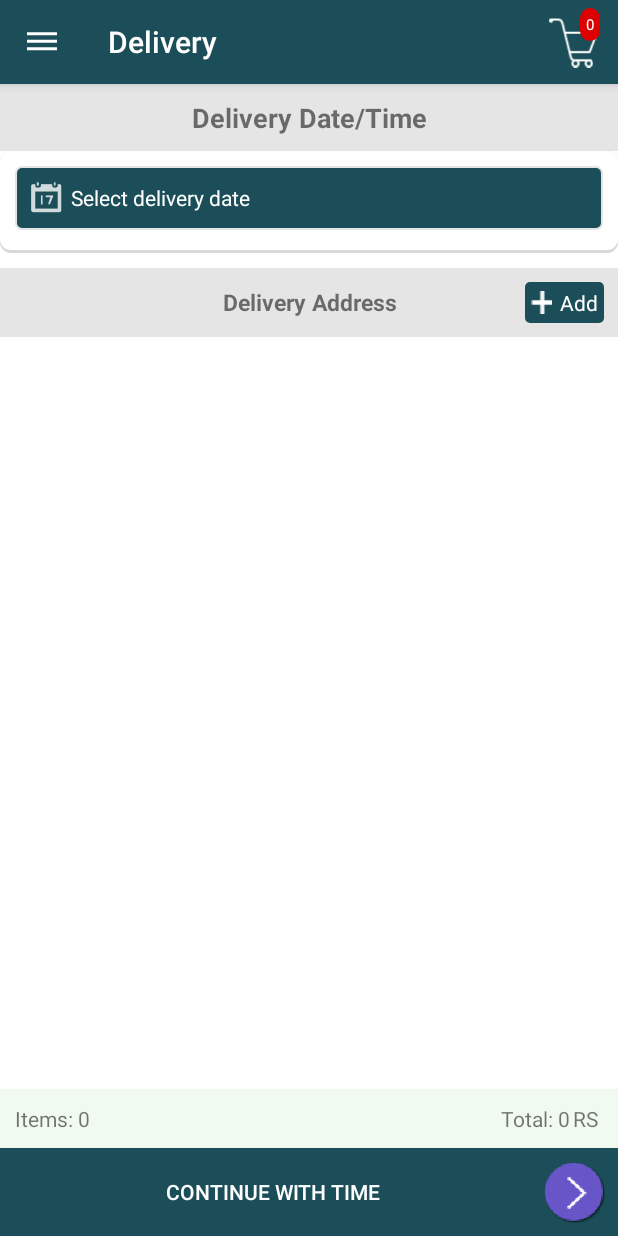
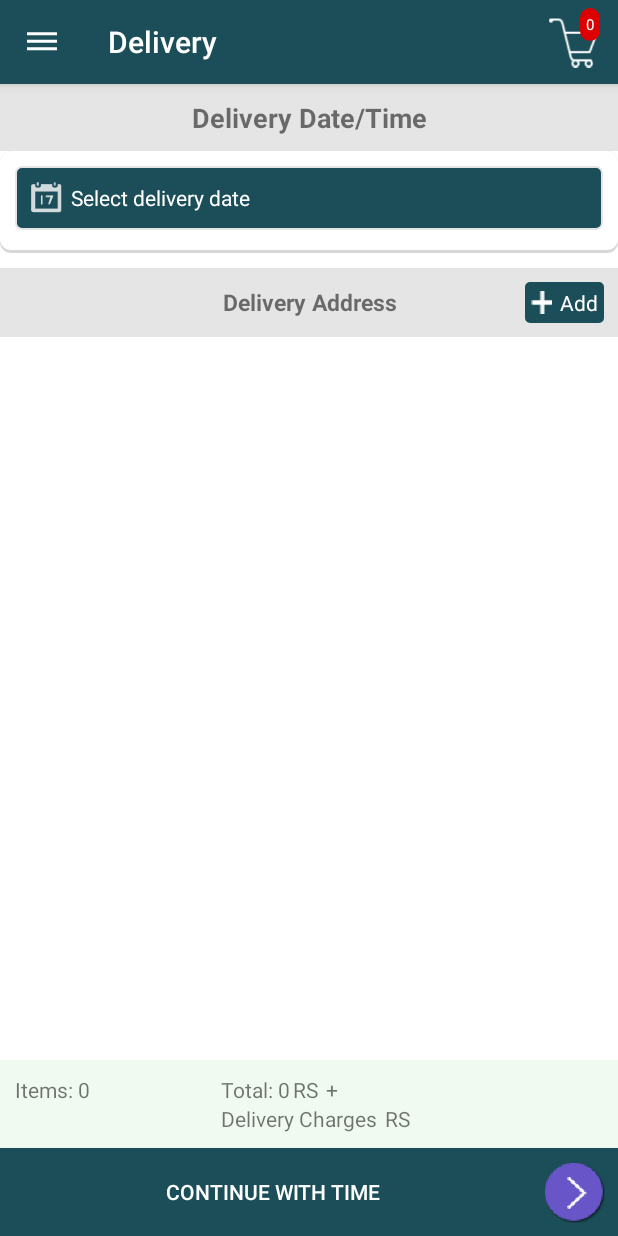
Before and after one commit to NothingbutPro/Aryan_Grocery_Store-master, an Android app: the fragment Delivery_fragment placed in its activity, on a phone screen of 412 x 824 dp. Run offline under Robolectric (Android 15) with nearby library versions, the phone set to English and light mode, and no system bars; our stand-ins replace Volley; libraries missing offline, so code that uses them is left out: com.daimajia.slider, com.daimajia.swipe; network calls fail; pictures from the network do not load; 5 statements that could not run were skipped.

Commit message:
before ista

```diff
--- a/app/src/main/java/com/aryanonline/Adapter/Cart_adapter.java
+++ b/app/src/main/java/com/aryanonline/Adapter/Cart_adapter.java
@@ -77,8 +77,7 @@ public class Cart_adapter extends RecyclerView.Adapter<Cart_adapter.ProductHolde
                 .into(holder.iv_logo);
         Log.e("map has adapter" ,""+ map.get("cloth_size"));
         holder.tv_title.setText(map.get("product_name"));
-        holder.tv_price.setText(map.get("unit_value") + " " +
-                map.get("unit") +" "+activity.getResources().getString(R.string.currency)+" "+ map.get("price"));
+        holder.tv_price.setText(activity.getResources().getString(R.string.currency)+" "+ map.get("price"));
         holder.tv_contetiy.setText(map.get("qty"));
 
         Double items = Double.parseDouble(dbHandler.getInCartItemQty(map.get("product_id")));
--- a/app/src/main/java/com/aryanonline/Adapter/Delivery_get_address_adapter.java
+++ b/app/src/main/java/com/aryanonline/Adapter/Delivery_get_address_adapter.java
@@ -156,7 +156,7 @@ public class Delivery_get_address_adapter extends RecyclerSwipeAdapter<Delivery_
        // holder.tv_address.setText(mList.getSocity_name());
         holder.tv_phone.setText(mList.getReceiver_mobile());
         holder.tv_name.setText(mList.getReceiver_name());
-        holder.tv_charges.setText(mList.getDelivery_charge());
+       // holder.tv_charges.setText(mList.getDelivery_charge());
         holder.tv_adres_deliver.setText(mList.getHouse_no());
 
         holder.rb_select.setChecked(mList.getIscheckd());
--- a/app/src/main/java/com/aryanonline/Fragment/Delivery_fragment.java
+++ b/app/src/main/java/com/aryanonline/Fragment/Delivery_fragment.java
@@ -64,7 +64,7 @@ public class Delivery_fragment extends Fragment implements View.OnClickListener
     TextView tv_guestuser, tv_guestmobile;
     String Guestuser, Guestmobile;
 
-    private TextView tv_afternoon, tv_morning, tv_total, tv_item, tv_socity;
+    private TextView tv_afternoon, tv_morning, tv_total, tv_item, tv_socity,ttldelchr;
     private TextView tv_date, tv_time, tv_add_address;
     private EditText et_address;
     private Button btn_checkout;
@@ -83,6 +83,8 @@ public class Delivery_fragment extends Fragment implements View.OnClickListener
     private String getdate = "";
 
     private String deli_charges;
+    private String totdeli_charges;
+    List<Integer> deli_chargesList = new ArrayList<>();
     private String getlocation_id;
     private String getpin;
     private String gethouse;
@@ -125,6 +127,7 @@ public class Delivery_fragment extends Fragment implements View.OnClickListener
 
         tv_date = (TextView) view.findViewById(R.id.tv_deli_date);
         tv_time = (TextView) view.findViewById(R.id.tv_deli_fromtime);
+        ttldelchr = (TextView) view.findViewById(R.id.ttldelchr);
         tv_add_address = (TextView) view.findViewById(R.id.tv_deli_add_address);
         tv_total = (TextView) view.findViewById(R.id.tv_deli_total);
         tv_item = (TextView) view.findViewById(R.id.tv_deli_item);
@@ -136,6 +139,10 @@ public class Delivery_fragment extends Fragment implements View.OnClickListener
 
 
         db_cart = new DatabaseHandler(getActivity());
+
+
+            totdeli_charges = db_cart.getCartDelCharge();
+        Log.e("totdeli_charges " ,""+totdeli_charges);
         tv_total.setText("" + db_cart.getTotalAmount());
         tv_item.setText("" + db_cart.getCartCount());
 
@@ -419,9 +426,11 @@ public class Delivery_fragment extends Fragment implements View.OnClickListener
                 deli_charges = intent.getStringExtra("charge");
                 //Toast.makeText(getActivity(), deli_charges, Toast.LENGTH_SHORT).show();
 
-                Double total = Double.parseDouble(db_cart.getTotalAmount()) + Integer.parseInt(deli_charges);
+                Double total = Double.parseDouble(db_cart.getTotalAmount()) + Integer.parseInt(totdeli_charges);
 
-                tv_total.setText("" + db_cart.getTotalAmount() + " + " + deli_charges + " = " + total);
+               // tv_total.setText("" + db_cart.getTotalAmount() + " + " + deli_charges + " = " + total);
+                tv_total.setText("" + db_cart.getTotalAmount());
+                ttldelchr.setText( totdeli_charges  + " = " + total);
             }
         }
     };
--- a/app/src/main/java/com/aryanonline/Model/Product_model.java
+++ b/app/src/main/java/com/aryanonline/Model/Product_model.java
@@ -41,8 +41,8 @@ public class Product_model implements Serializable {
 
 
 
-    private String colour;
-    private String size;
+    private String colour = "None";
+    private String size = "None";
     private String s_size;
     private String cloth_color;
     private String cloth_size;
--- a/app/src/main/java/com/aryanonline/util/DatabaseHandler.java
+++ b/app/src/main/java/com/aryanonline/util/DatabaseHandler.java
@@ -5,6 +5,7 @@ import android.content.Context;
 import android.database.Cursor;
 import android.database.sqlite.SQLiteDatabase;
 import android.database.sqlite.SQLiteOpenHelper;
+import android.util.Log;
 
 import java.util.ArrayList;
 import java.util.HashMap;
@@ -85,9 +86,10 @@ public class DatabaseHandler extends SQLiteOpenHelper {
             values.put(COLUMN_UNIT, map.get(COLUMN_UNIT));
             values.put(COLUMN_UNIT_VALUE, map.get(COLUMN_UNIT_VALUE));
             values.put(COLUMN_DELIVERY, map.get(COLUMN_DELIVERY));
-//            values.put(COLUMN_COLOUR, map.get(COLUMN_COLOUR));
+            values.put(COLUMN_COLOUR, map.get(COLUMN_COLOUR));
+            values.put(COLUMN_DELIVERY, map.get(COLUMN_DELIVERY));
 
-//            values.put(COLUMN_SIZE, map.get(COLUMN_SIZE));
+            values.put(COLUMN_SIZE, map.get(COLUMN_SIZE));
 
             db.insert(CART_TABLE, null, values);
             return true;
@@ -95,6 +97,7 @@ public class DatabaseHandler extends SQLiteOpenHelper {
     }
     public boolean setCart(HashMap<String, String> map, Float Qty) {
         db = getWritableDatabase();
+        String pro_id = map.get(COLUMN_ID);
         if (isInCart(map.get(COLUMN_ID))) {
             db.execSQL("update " + CART_TABLE + " set " + COLUMN_QTY + " = '" + Qty + "' where " + COLUMN_ID + "=" + map.get(COLUMN_ID));
             return false;
@@ -125,6 +128,7 @@ public class DatabaseHandler extends SQLiteOpenHelper {
     public boolean isInCart(String id) {
         db = getReadableDatabase();
         String qry = "Select *  from " + CART_TABLE + " where " + COLUMN_ID + " = " + id;
+        Log.e("query is" , ""+qry);
         Cursor cursor = db.rawQuery(qry, null);
         cursor.moveToFirst();
         if (cursor.getCount() > 0) return true;
@@ -159,6 +163,23 @@ public class DatabaseHandler extends SQLiteOpenHelper {
         String qry = "Select *  from " + CART_TABLE;
         Cursor cursor = db.rawQuery(qry, null);
         return cursor.getCount();
+    }
+    public String getCartDelCharge() {
+
+        db = getReadableDatabase();
+       // String qry = "Select SUM(""+COLUMN_DELIVERY+""+) as total_del  from " + CART_TABLE;
+        String qry = "Select SUM "+"("+COLUMN_DELIVERY+")"+" as delivery_charg  from " + CART_TABLE;
+        Cursor cursor = db.rawQuery(qry, null);
+        cursor.moveToFirst();
+        Log.e("cursor.getColumnCount();" , ""+cursor.getColumnCount());
+//        cursor.getColumnCount();
+        String total_del = cursor.getString(cursor.getColumnIndex("delivery_charg"));
+        if (total_del != null) {
+
+            return total_del;
+        } else {
+            return "0";
+        }
     }
 
     public String getTotalAmount() {
--- a/app/src/main/res/layout/activity_show_prod_detail.xml
+++ b/app/src/main/res/layout/activity_show_prod_detail.xml
@@ -129,6 +129,7 @@
                         android:textSize="13dp"
                         android:textStyle="bold" />
         <LinearLayout
+            android:visibility="gone"
             android:layout_width="match_parent"
             android:layout_height="wrap_content">
                     <TextView
--- a/app/src/main/res/layout/fragment_add_delivery_address.xml
+++ b/app/src/main/res/layout/fragment_add_delivery_address.xml
@@ -66,6 +66,7 @@
                 android:ems="10" />
 
           <TextView
+                android:visibility="gone"
                 android:id="@+id/tv_add_adres_socity"
                 android:layout_width="wrap_content"
                 android:layout_height="wrap_content"
@@ -73,6 +74,7 @@
                 android:textSize="14sp" />
 
             <TextView
+                android:visibility="gone"
                 android:id="@+id/btn_add_adres_socity"
                 android:layout_width="match_parent"
                 android:layout_height="wrap_content"
--- a/app/src/main/res/layout/fragment_delivery_time.xml
+++ b/app/src/main/res/layout/fragment_delivery_time.xml
@@ -182,30 +182,63 @@
             </LinearLayout>
 
             <LinearLayout
+                android:orientation="vertical"
+                android:weightSum="2"
                 android:layout_width="0dp"
                 android:layout_height="wrap_content"
                 android:layout_weight="2"
-                android:gravity="end"
+
                 android:padding="@dimen/space_10">
-
+            <LinearLayout
+                android:layout_width="match_parent"
+                android:layout_height="wrap_content">
                 <TextView
                     android:id="@+id/textView12"
                     android:layout_width="wrap_content"
                     android:layout_height="wrap_content"
                     android:text="@string/tv_cart_total" />
-
                 <TextView
                     android:id="@+id/tv_deli_total"
                     android:layout_width="wrap_content"
                     android:layout_height="wrap_content"
                     android:text="50" />
-
                 <TextView
                     android:id="@+id/textView13"
                     android:layout_width="wrap_content"
                     android:layout_height="wrap_content"
                     android:layout_marginLeft="@dimen/space_2"
                     android:text="@string/currency" />
+                <TextView
+
+                    android:layout_width="wrap_content"
+                    android:layout_height="wrap_content"
+                    android:layout_marginLeft="@dimen/space_2"
+                    android:text="+" />
+            </LinearLayout>
+
+        <LinearLayout
+            android:layout_width="match_parent"
+            android:layout_height="wrap_content">
+
+
+<!--            <TextView-->
+<!--                android:id="@+id/textView1"-->
+<!--                android:layout_width="wrap_content"-->
+<!--                android:layout_height="wrap_content"-->
+<!--                android:layout_marginLeft="@dimen/space_2"-->
+<!--                android:text="@string/currency" />-->
+            <TextView
+
+                android:layout_width="wrap_content"
+                android:layout_height="wrap_content"
+                android:text="Delivery Charges " />
+            <TextView
+                android:id="@+id/ttldelchr"
+                android:layout_width="wrap_content"
+                android:layout_height="wrap_content"
+                android:layout_marginLeft="@dimen/space_2"
+                android:text="@string/currency" />
+        </LinearLayout>
 
             </LinearLayout>
 
--- a/app/src/main/res/layout/row_delivery_time_rv_test.xml
+++ b/app/src/main/res/layout/row_delivery_time_rv_test.xml
@@ -138,6 +138,7 @@
                     </LinearLayout>
 
                     <LinearLayout
+                        android:visibility="gone"
                         android:layout_width="match_parent"
                         android:layout_height="wrap_content"
                         android:layout_marginTop="@dimen/space_5"
@@ -159,6 +160,7 @@
                     </LinearLayout>
 
                     <LinearLayout
+                        android:visibility="gone"
                         android:layout_width="match_parent"
                         android:layout_height="wrap_content"
                         android:layout_marginTop="@dimen/space_5"
```
Also changed, not shown: app/src/main/java/com/aryanonline/Adapter/Product_adapter.java (+31 -16 lines), app/src/main/java/com/aryanonline/Fragment/Delivery_payment_detail_fragment.java (+4 -4 lines), app/src/main/java/com/aryanonline/Fragment/My_order_detail_fragment.java (+11 -2 lines), app/src/main/java/com/aryanonline/Fragment/Product_fragment.java (+7 -3 lines), app/src/main/java/com/aryanonline/Model/My_order_detail_model.java (+4 -4 lines), app/src/main/res/layout/row_product_rv.xml (+12 -0 lines).
